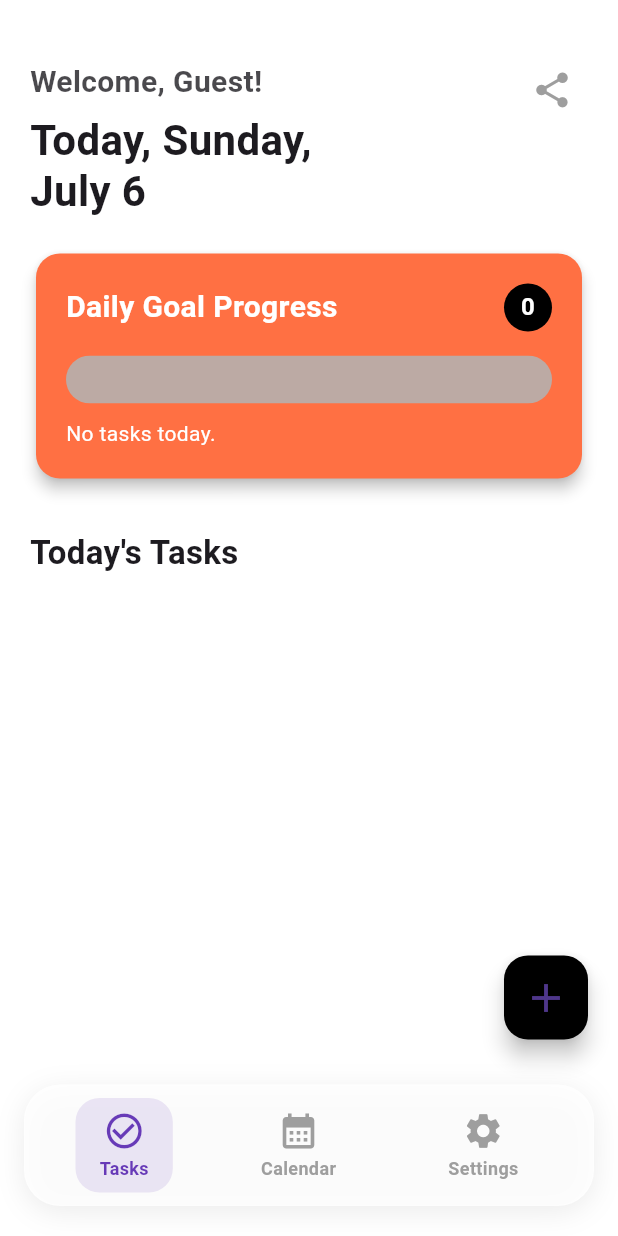
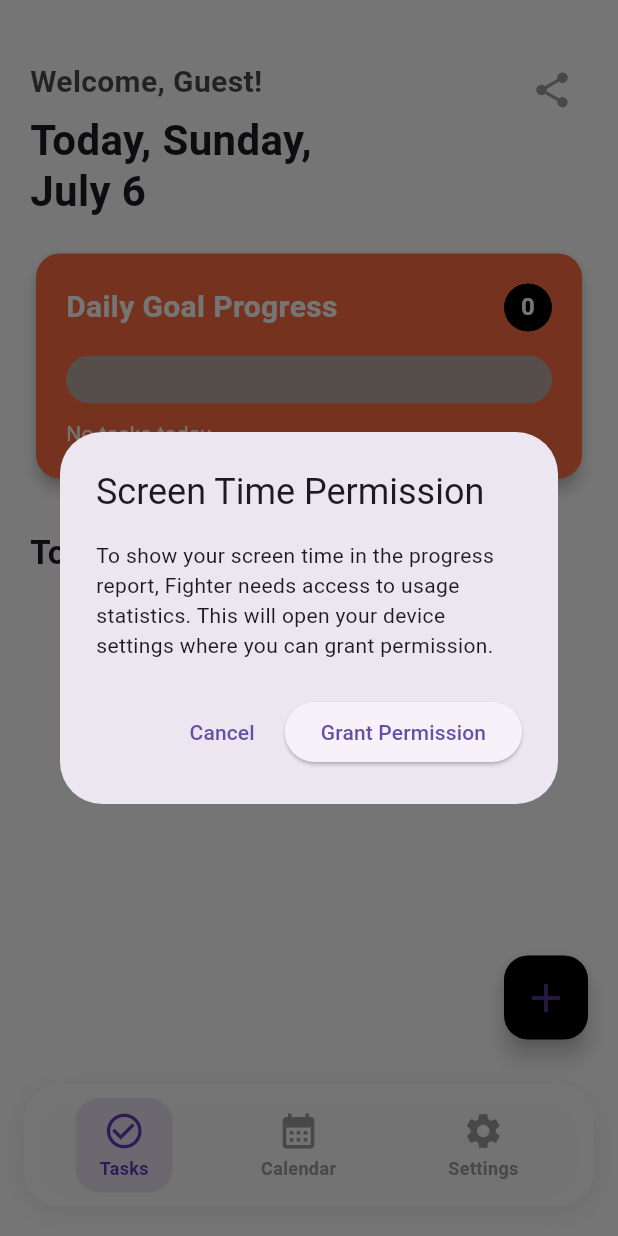
Before and after one commit to adityamungse0829/FighterAdi, a Flutter app: the screen it shows after launch, after a tap on "Continue as Guest", after a tap on the "share" icon, on a phone screen of 412 x 824 dp. Run offline on Flutter 3.47's test engine with Material 3 defaults, Android fonts, the phone set to English and light mode, and no system bars; our stand-ins replace share_plus, shared_preferences; missing offline and left inert: usage_stats; Roboto replaces fonts that are missing (SF Pro Display).

Commit message:
Added screen time tracking

```diff
--- a/lib/screens/tasks_screen.dart
+++ b/lib/screens/tasks_screen.dart
@@ -3,6 +3,7 @@ import 'dart:math';
 import 'package:shared_preferences/shared_preferences.dart';
 import 'package:share_plus/share_plus.dart';
 import 'package:provider/provider.dart';
+import 'package:usage_stats/usage_stats.dart';
 import 'task_provider.dart';
 import 'user_provider.dart';
 import '../models/task.dart'; // Import the Task model
@@ -157,7 +158,109 @@ class _TasksScreenState extends State<TasksScreen> {
     );
   }
 
-  void _shareProgress() {
+  Future<String> _getScreenTime() async {
+    try {
+      bool hasPermission = await UsageStats.checkUsagePermission() ?? false;
+      if (!hasPermission) {
+        // Show a dialog to explain why we need permission
+        bool shouldRequestPermission = await showDialog<bool>(
+          context: context,
+          builder: (BuildContext context) {
+            return AlertDialog(
+              title: const Text('Screen Time Permission'),
+              content: const Text(
+                'To show your screen time in the progress report, Fighter needs access to usage statistics. '
+                'This will open your device settings where you can grant permission.',
+              ),
+              actions: [
+                TextButton(
+                  onPressed: () => Navigator.of(context).pop(false),
+                  child: const Text('Cancel'),
+                ),
+                ElevatedButton(
+                  onPressed: () => Navigator.of(context).pop(true),
+                  child: const Text('Grant Permission'),
+                ),
+              ],
+            );
+          },
+        ) ?? false;
+
+        if (!shouldRequestPermission) {
+          return "Screen time permission not granted.";
+        }
+
+        // Prompt user to grant permission
+        await UsageStats.grantUsagePermission();
+
+        // Wait a bit for user to return from settings
+        await Future.delayed(const Duration(seconds: 1));
+
+        // After user returns from settings, check permission again
+        hasPermission = await UsageStats.checkUsagePermission() ?? false;
+        if (!hasPermission) {
+          return "Screen time permission denied.";
+        }
+      }
+
+      DateTime now = DateTime.now();
+      DateTime startOfDay = DateTime(now.year, now.month, now.day, 00, 00, 01);
+      DateTime endOfDay = DateTime(now.year, now.month, now.day, 23, 59, 59);
+
+      List<UsageInfo> usageStats = await UsageStats.queryUsageStats(startOfDay, endOfDay);
+
+      print("Found ${usageStats.length} usage stats entries");
+
+      int totalTimeInSeconds = 0;
+      for (var info in usageStats) {
+        print("UsageInfo: ${info.packageName}, TotalTimeInForeground: ${info.totalTimeInForeground}");
+
+        // Skip system apps and only count user apps (similar to Digital Wellbeing)
+        if (info.packageName?.startsWith('com.android.') == true ||
+            info.packageName?.startsWith('android.') == true ||
+            info.packageName?.startsWith('com.google.android.') == true ||
+            info.packageName?.startsWith('com.samsung.') == true ||
+            info.packageName?.startsWith('com.sec.') == true ||
+            info.packageName == 'com.android.systemui' ||
+            info.packageName == 'com.android.settings' ||
+            info.packageName == 'com.google.android.apps.wellbeing') {
+          print("Skipping system app: ${info.packageName}");
+          continue;
+        }
+
+        var timeInForeground = info.totalTimeInForeground;
+        if (timeInForeground != null) {
+          // The totalTimeInForeground is already in milliseconds
+          int timeInMs = 0;
+          if (timeInForeground is int) {
+            timeInMs = timeInForeground as int;
+          } else if (timeInForeground is double) {
+            timeInMs = (timeInForeground as double).toInt();
+          } else if (timeInForeground is String) {
+            timeInMs = int.tryParse(timeInForeground as String) ?? 0;
+          }
+          totalTimeInSeconds += timeInMs;
+          print("Added ${timeInMs}ms for ${info.packageName}");
+        }
+      }
+
+      print("Total time in milliseconds: $totalTimeInSeconds");
+
+      Duration screenTimeDuration = Duration(milliseconds: totalTimeInSeconds);
+      String formattedScreenTime = "";
+      if (screenTimeDuration.inHours > 0) {
+        formattedScreenTime += "${screenTimeDuration.inHours}h ";
+      }
+      formattedScreenTime += "${screenTimeDuration.inMinutes.remainder(60)}m";
+
+      return "Screen Time: $formattedScreenTime";
+    } catch (e) {
+      print("Error getting screen time: $e");
+      return "Screen Time: N/A (Error)";
+    }
+  }
+
+  void _shareProgress() async {
     final taskProvider = Provider.of<TaskProvider>(context, listen: false);
     final userProvider = Provider.of<UserProvider>(context, listen: false);
     final tasks = taskProvider.tasks;
@@ -179,8 +282,9 @@ class _TasksScreenState extends State<TasksScreen> {
     final percent = totalPoints == 0 ? 0 : ((completedPoints / totalPoints) * 100).round();
 
     final userName = userProvider.displayName;
+    final screenTime = await _getScreenTime();
     final shareText =
-        'Fighter App Progress - $userName\n\nDate: $dateString\nTotal Score: $completedPoints / $totalPoints \nPercentage: $percent%\n\nTasks Completed:\n$completedList\n\nTasks Pending:\n$pendingList\n\n#FighterApp #Productivity';
+        'Fighter App Progress - $userName\n\nDate: $dateString\nTotal Score: $completedPoints / $totalPoints \nPercentage: $percent%\n$screenTime\n\nTasks Completed:\n$completedList\n\nTasks Pending:\n$pendingList\n\n#FighterApp #Productivity';
     Share.share(shareText);
   }
 
@@ -204,6 +308,14 @@ class _TasksScreenState extends State<TasksScreen> {
                 : progress < 0.75
                     ? Colors.yellow.shade600
                     : Colors.green;
+
+        return FutureBuilder<String>(
+          future: _getScreenTime(),
+          builder: (context, screenTimeSnapshot) {
+            final screenTimeText = screenTimeSnapshot.data ?? "Loading...";
+            final hasScreenTimePermission = !screenTimeText.contains("permission") &&
+                                         !screenTimeText.contains("N/A") &&
+                                         !screenTimeText.contains("Loading");
 
         return Stack(
           children: [
@@ -294,6 +406,27 @@ class _TasksScreenState extends State<TasksScreen> {
                             fontWeight: FontWeight.w400,
                           ),
                         ),
+                        if (hasScreenTimePermission) ...[
+                          const SizedBox(height: 12),
+                          Row(
+                            children: [
+                              const Icon(
+                                Icons.screen_rotation,
+                                color: Colors.white,
+                                size: 16,
+                              ),
+                              const SizedBox(width: 8),
+                              Text(
+                                screenTimeText,
+                                style: const TextStyle(
+                                  color: Colors.white,
+                                  fontSize: 12,
+                                  fontWeight: FontWeight.w400,
+                                ),
+                              ),
+                            ],
+                          ),
+                        ],
                       ],
                     ),
                   ),
@@ -410,6 +543,8 @@ class _TasksScreenState extends State<TasksScreen> {
             ),
           ],
         );
+          },
+        );
       },
     );
   }
--- a/pubspec.yaml
+++ b/pubspec.yaml
@@ -38,6 +38,7 @@ dependencies:
   share_plus: ^11.0.0
   provider: ^6.1.5
   path_provider: ^2.1.3
+  usage_stats: ^1.3.1
 
 dev_dependencies:
   flutter_test:
```
Also changed, not shown: pubspec.lock, 3 other files.
